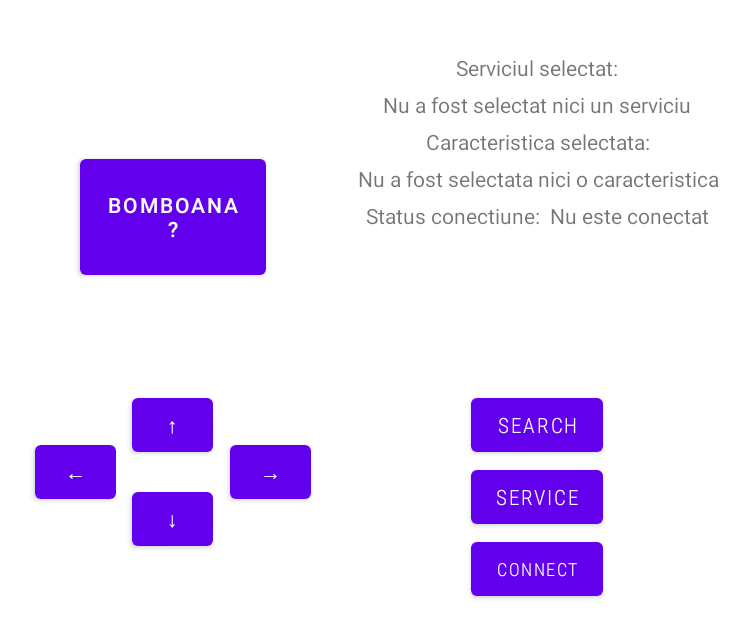
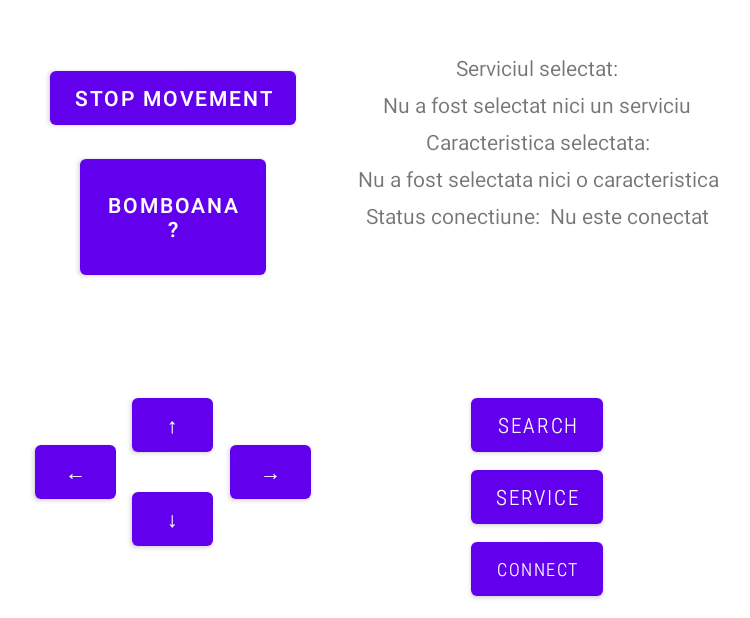
Before and after one commit to AkabJack/RoboLift, an Android app: the MainActivity screen opened directly, with no data from a screen before it, on a phone screen of 824 x 412 dp (held sideways). Shown: the whole screen, without its empty margins (44-794 px from the left). Run offline under Robolectric (Android 15) with nearby library versions, the phone set to English and light mode, and no system bars; 1 statement that could not run was skipped.

Commit message:
Am implementat butonul de Stop Movement

```diff
--- a/app/src/main/java/com/akabjack/robolift/MainActivity.java
+++ b/app/src/main/java/com/akabjack/robolift/MainActivity.java
@@ -99,9 +99,16 @@ public class MainActivity extends AppCompatActivity implements View.OnClickListe
                 System.out.println(robotConnection.sendCommand(bit));
             }
         }
-        else if(view.getId() == R.id.btnDispenseCandy){
-            if(robotConnection != null){
+        else if(view.getId() == R.id.btnDispenseCandy) {
+            if (robotConnection != null) {
                 String command = new String("5");
+                byte[] bit = command.getBytes();
+                System.out.println(robotConnection.sendCommand(bit));
+            }
+        }
+        else if(view.getId() == R.id.btnStopMovement){
+            if(robotConnection != null) {
+                String command = new String("7");
                 byte[] bit = command.getBytes();
                 System.out.println(robotConnection.sendCommand(bit));
             }
@@ -150,11 +157,13 @@ public class MainActivity extends AppCompatActivity implements View.OnClickListe
         Button btnSearch = findViewById(R.id.btnSearch);
         Button btnServiceSelect = findViewById(R.id.btnServiceSelect);
         Button btnConnRetrieve = findViewById(R.id.btnConnRetrieve);
+        Button btnStopMovement = findViewById(R.id.btnStopMovement);
         findViewById(R.id.btnJos).setOnClickListener(this);
         findViewById(R.id.btnSus).setOnClickListener(this);
         findViewById(R.id.btnDreapta).setOnClickListener(this);
         findViewById(R.id.btnStanga).setOnClickListener(this);
         findViewById(R.id.btnDispenseCandy).setOnClickListener(this);
+        findViewById(R.id.btnStopMovement).setOnClickListener(this);
         findViewById(R.id.btnSearch).setOnClickListener(this);
         findViewById(R.id.btnServiceSelect).setOnClickListener(this);
         findViewById(R.id.btnConnRetrieve).setOnClickListener(this);
--- a/app/src/main/res/layout/activity_main.xml
+++ b/app/src/main/res/layout/activity_main.xml
@@ -95,6 +95,17 @@
         app:layout_constraintEnd_toStartOf="@+id/guideline3"
         app:layout_constraintStart_toStartOf="@+id/guideline2"
         app:layout_constraintTop_toTopOf="@+id/guideline9" />
+
+    <Button
+        android:id="@+id/btnStopMovement"
+        android:layout_width="wrap_content"
+        android:layout_height="wrap_content"
+        android:text="Stop Movement"
+        app:layout_constraintBottom_toTopOf="@+id/btnDispenseCandy"
+        app:layout_constraintEnd_toStartOf="@+id/guideline3"
+        app:layout_constraintStart_toStartOf="@+id/guideline2"
+        app:layout_constraintTop_toTopOf="@+id/guideline9" />
+
 
 
     <androidx.constraintlayout.widget.Guideline
```
